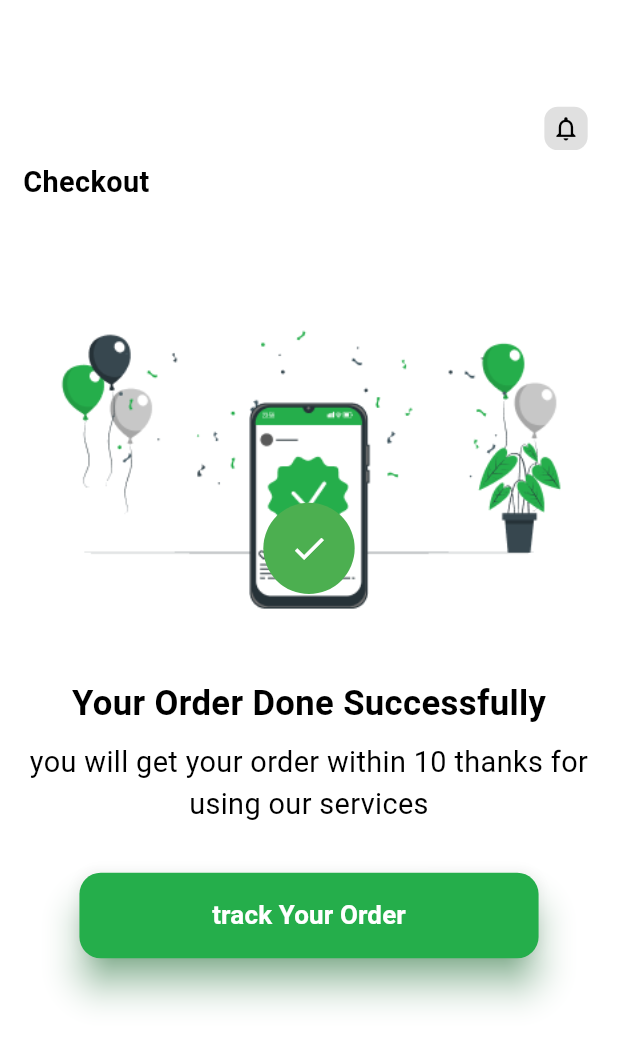
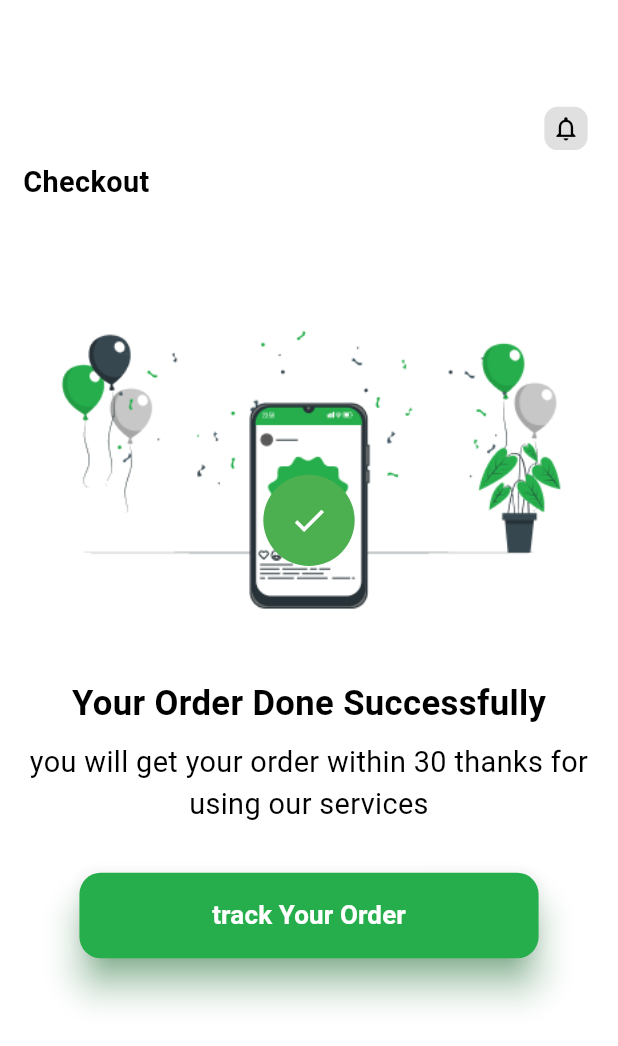
Before and after one commit to SSeba2002/foodtek_app, a Flutter app: the OrderDoneScreen screen opened directly, on a phone screen of 412 x 824 dp. Shown: the top 1046 px of the screen. Run offline on Flutter 3.47's test engine with Material 3 defaults, Android fonts, the phone set to English and light mode, and no system bars; our stand-ins replace buttons_tabbar, carousel_slider, confetti, country_picker, flutter_bloc, flutter_rating_bar and 9 more; accounts and stored records are empty.

Commit message:
some modifications

```diff
--- a/lib/main.dart
+++ b/lib/main.dart
@@ -5,6 +5,7 @@ import 'package:foodtek_project/constant/functions/bloc_observer.dart';
 import 'package:foodtek_project/constant/theme.dart';
 import 'package:foodtek_project/cubit/theme_cubit.dart';
 import 'package:foodtek_project/state/theme_state.dart';
+import 'package:foodtek_project/view/screens/home/cart/checkout/order_done_Screen.dart';
 import 'package:foodtek_project/view/screens/home/cart/tracking/tracking_screen.dart';
 import 'package:flutter_localizations/flutter_localizations.dart';
 import 'package:foodtek_project/l10n/generated/app_localizations.dart';
@@ -75,7 +76,7 @@ class _MyAppState extends State<MyApp> {
                   supportedLocales: const [Locale('en'), Locale('ar')],
                   debugShowCheckedModeBanner: false,
                   title: 'FoodTek',
-                  home: TrackingScreen(driverProfile: driverProfile, userProfile: userProfile),
+                  home: OrderDoneScreen(estimatedDeliveryTime: 30 , userAddress: "Amman-Jordan"),
                   builder: (context, child) {
                     return Directionality(
                       textDirection:
--- a/lib/view/screens/home/cart/checkout/order_done_Screen.dart
+++ b/lib/view/screens/home/cart/checkout/order_done_Screen.dart
@@ -11,13 +11,11 @@ import '../../../../../model/user_profile_model.dart';
 
 class OrderDoneScreen extends StatefulWidget {
   final int estimatedDeliveryTime;
-  // final LatLng selectedLocation;
   final String userAddress;
 
   const OrderDoneScreen({
     super.key,
     required this.estimatedDeliveryTime,
-    //  required this.selectedLocation,
     required this.userAddress,
   });
 
@@ -109,14 +107,14 @@ class _OrderDoneScreenState extends State<OrderDoneScreen>
                     ),
                   ),
                   Positioned(
-                    bottom: 44.h,
+                    bottom: 65.h,
                     child: AnimatedBuilder(
                       animation: _animation,
                       builder: (context, child) {
                         return Transform.scale(
                           scale: _animation.value,
                           child: Container(
-                            width: 55.w,
+                            width: 57.w,
                             height: 58.h,
                             decoration: BoxDecoration(
                               color: Colors.green,
```
